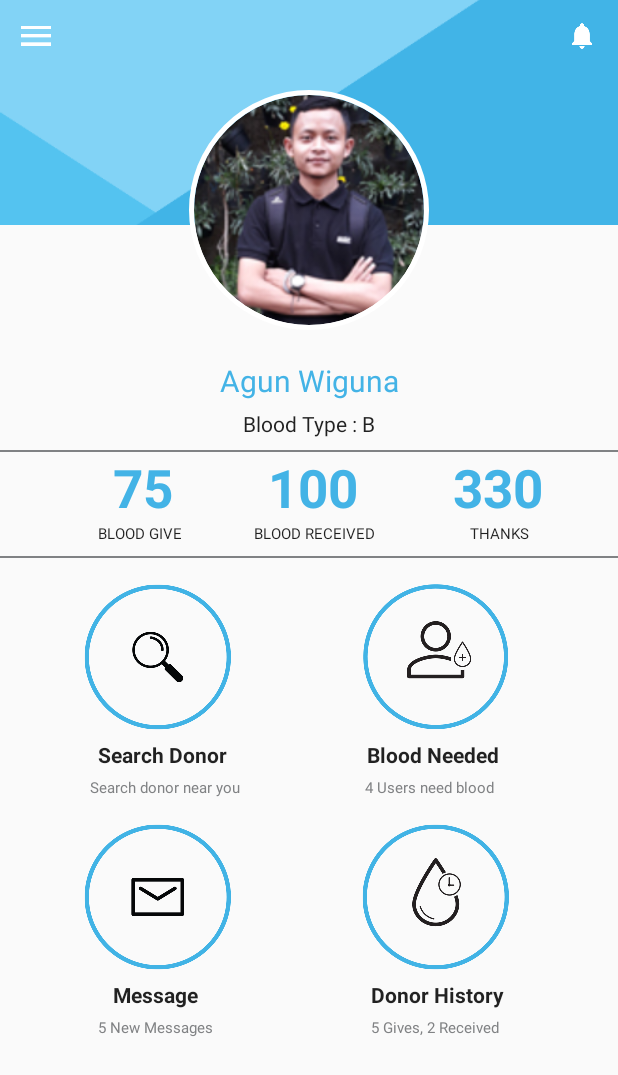
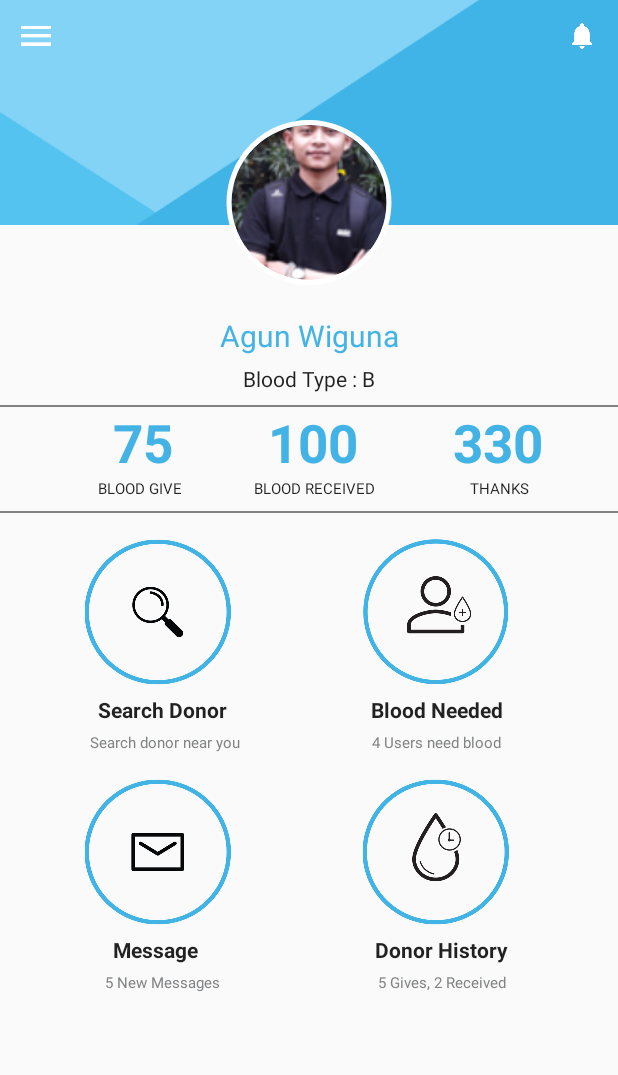
Before and after one commit to agunwiguna/bloodshare, an Android app: the HomeActivity screen opened directly, with no data from a screen before it, on a phone screen of 412 x 824 dp. Shown: the top 1075 px of the screen. Run offline under Robolectric (Android 15) with nearby library versions, the phone set to English and light mode, and no system bars; our stand-ins replace CircleImageView.

Commit message:
update layout

```diff
--- a/app/src/main/res/layout/activity_home.xml
+++ b/app/src/main/res/layout/activity_home.xml
@@ -48,10 +48,10 @@
             app:civ_border_color="#FFFFFFFF"
             android:id="@+id/profile"
             android:layout_width="200dp"
-            android:layout_height="200dp"
+            android:layout_height="150dp"
             android:layout_below="@+id/headers"
             android:layout_centerHorizontal="true"
-            android:layout_marginTop="-110dp"
+            android:layout_marginTop="-90dp"
             android:elevation="5dp"
             android:padding="20dp"
             android:scaleType="centerCrop"
@@ -198,7 +198,7 @@
             <TextView
                 android:layout_width="wrap_content"
                 android:layout_height="wrap_content"
-                android:paddingLeft="85dp"
+                android:paddingLeft="88dp"
                 android:layout_marginLeft="8dp"
                 android:layout_marginTop="5dp"
                 android:textSize="14sp"
@@ -226,7 +226,7 @@
             <TextView
                 android:layout_width="wrap_content"
                 android:layout_height="wrap_content"
-                android:paddingLeft="75dp"
+                android:paddingLeft="80dp"
                 android:layout_marginLeft="8dp"
                 android:layout_marginTop="5dp"
                 android:textColor="#808284"
@@ -274,7 +274,7 @@
             <TextView
                 android:layout_width="wrap_content"
                 android:layout_height="wrap_content"
-                android:paddingLeft="85dp"
+                android:paddingLeft="88dp"
                 android:layout_marginLeft="30dp"
                 android:layout_marginTop="5dp"
                 android:textSize="14sp"
@@ -295,7 +295,7 @@
                 android:textSize="10sp"
                 android:textColor="#808284"
                 android:textAppearance="?android:textAppearance"
-                android:layout_marginLeft="65dp"
+                android:layout_marginLeft="70dp"
                 android:layout_marginTop="5dp"
                 android:text="5 New Messages"/>
 
--- a/app/src/main/res/layout/activity_register.xml
+++ b/app/src/main/res/layout/activity_register.xml
@@ -110,7 +110,6 @@
             <Spinner
                 android:layout_width="wrap_content"
                 android:layout_height="wrap_content"
-                android:prompt="@array/blood_category"
                 android:spinnerMode="dropdown" />
 
             <TextView
```
